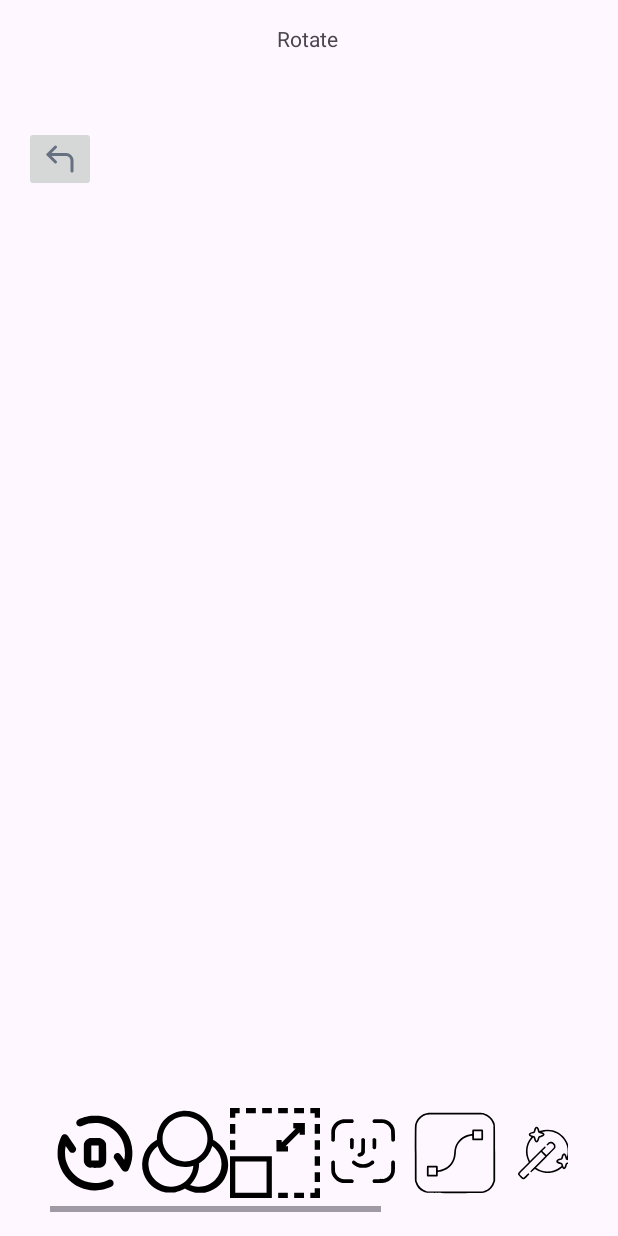
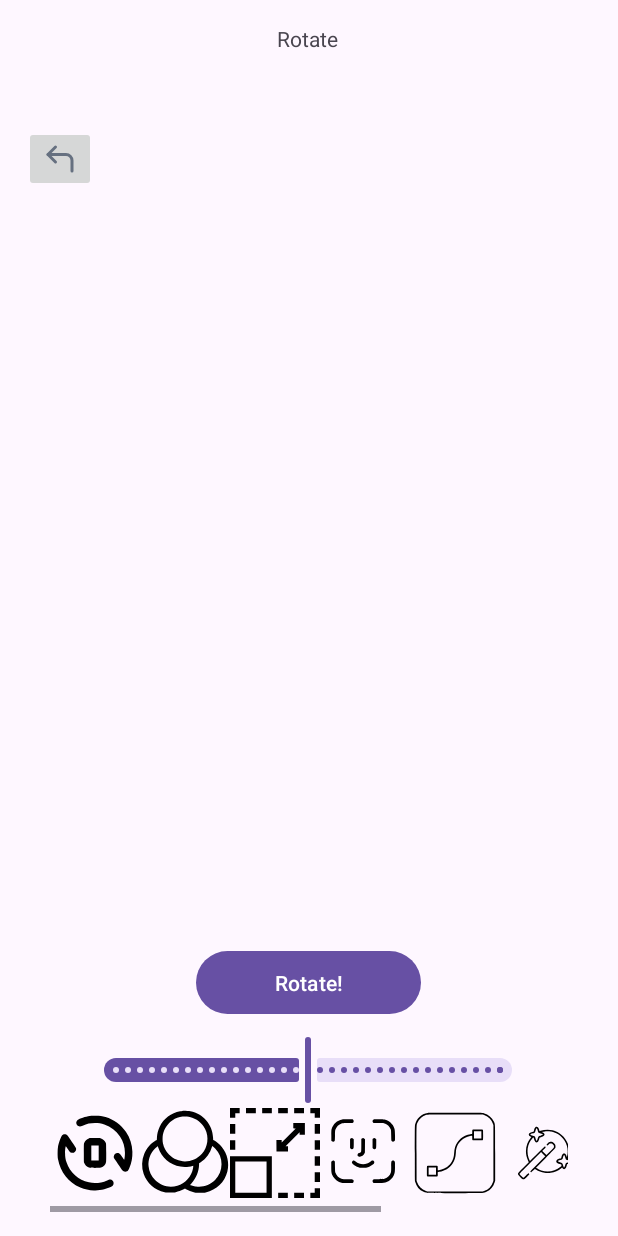
Before and after one commit to mikhaylov1gor/MobileDevHits, an Android app: the RotateActivity screen opened directly, with no data from a screen before it, on a phone screen of 412 x 824 dp. Run offline under Robolectric (Android 15) with nearby library versions, the phone set to English and light mode, and no system bars; 1 statement that could not run was skipped.

Commit message:
add pro rotate(beta)

```diff
--- a/app/src/main/java/com/hitsmobiledev/mobiledevhits/MainActivity.kt
+++ b/app/src/main/java/com/hitsmobiledev/mobiledevhits/MainActivity.kt
@@ -1,13 +1,9 @@
 package com.hitsmobiledev.mobiledevhits
 
-import android.Manifest
-import android.R.attr.value
 import android.app.Activity
 import android.content.Intent
-import android.content.pm.PackageManager
 import android.net.Uri
 import android.os.Bundle
-import android.provider.MediaStore
 import android.view.Gravity
 import android.view.View
 import android.widget.ImageButton
@@ -17,6 +13,7 @@ import androidx.activity.enableEdgeToEdge
 import androidx.appcompat.app.AppCompatActivity
 import androidx.core.view.ViewCompat
 import androidx.core.view.WindowInsetsCompat
+
 
 
 class MainActivity : AppCompatActivity() {
--- a/app/src/main/res/layout/activity_rotate.xml
+++ b/app/src/main/res/layout/activity_rotate.xml
@@ -30,4 +30,32 @@
         app:layout_constraintHorizontal_bias="0.498"
         app:layout_constraintStart_toStartOf="parent"
         app:layout_constraintTop_toTopOf="parent" />
+
+    <com.google.android.material.button.MaterialButton
+        android:id="@+id/rotate_button"
+        android:layout_width="150dp"
+        android:layout_height="50dp"
+        android:layout_marginTop="4dp"
+        android:text="@string/rotate_button_text"
+        app:layout_constraintEnd_toEndOf="parent"
+        app:layout_constraintHorizontal_bias="0.498"
+        app:layout_constraintStart_toStartOf="parent"
+        app:layout_constraintTop_toBottomOf="@+id/currentPhoto" />
+
+    <com.google.android.material.slider.Slider
+        android:id="@+id/rotate_slider"
+        android:layout_width="300dp"
+        android:layout_height="30dp"
+        android:layout_marginTop="9dp"
+        android:valueFrom="0"
+        android:valueTo="360"
+        android:value="180"
+        android:stepSize="1"
+        app:layout_constraintBottom_toBottomOf="parent"
+        app:layout_constraintEnd_toEndOf="parent"
+        app:layout_constraintHorizontal_bias="0.495"
+        app:layout_constraintStart_toStartOf="parent"
+        app:layout_constraintTop_toBottomOf="@+id/rotate_button"
+        app:layout_constraintVertical_bias="0.0"
+        tools:ignore="MissingConstraints" />
 </androidx.constraintlayout.widget.ConstraintLayout>
--- /dev/null
+++ b/app/src/main/res/values-night/strings.xml
@@ -0,0 +1,4 @@
+<?xml version="1.0" encoding="utf-8"?>
+<resources>
+    <string name="rotate_button_text">Rotate!</string>
+</resources>
--- a/app/src/main/res/values/strings.xml
+++ b/app/src/main/res/values/strings.xml
@@ -11,4 +11,5 @@
     <string name="dice">TODO</string>
     <string name="button_return_back">button_return_back</string>
     <string name="photo" />
+    <string name="rotate_button_text">Rotate!</string>
 </resources>
```
Also changed, not shown: app/src/main/java/com/hitsmobiledev/mobiledevhits/RotateActivity.kt (+81 -1 lines).
